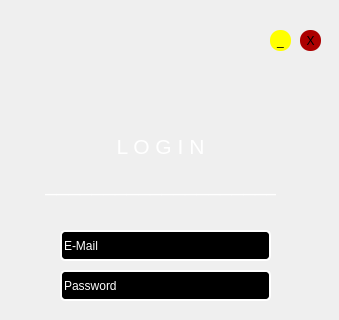
Old version of the form login.ui in the repository FeyzullahTemel0/ShoppingOrderSystem; both pictures show x 0 to 339 and y 0 to 320 of the 339 by 519 pixel window.
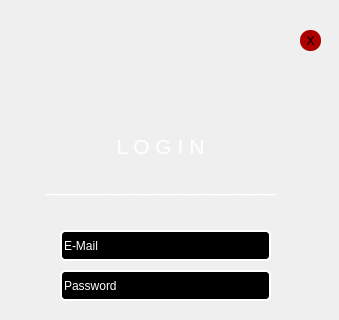
New version of the form. Icons and pictures are not drawn.

Patch:
```diff
--- a/login.ui
+++ b/login.ui
@@ -216,24 +216,6 @@
     <string>X</string>
    </property>
   </widget>
-  <widget class="QPushButton" name="pushButton_4">
-   <property name="geometry">
-    <rect>
-     <x>270</x>
-     <y>30</y>
-     <width>21</width>
-     <height>21</height>
-    </rect>
-   </property>
-   <property name="styleSheet">
-    <string notr="true">background-color:yellow;
-color:black;
-border-radius:10px;</string>
-   </property>
-   <property name="text">
-    <string>_</string>
-   </property>
-  </widget>
  </widget>
  <resources>
   <include location="res.qrc"/>
```
